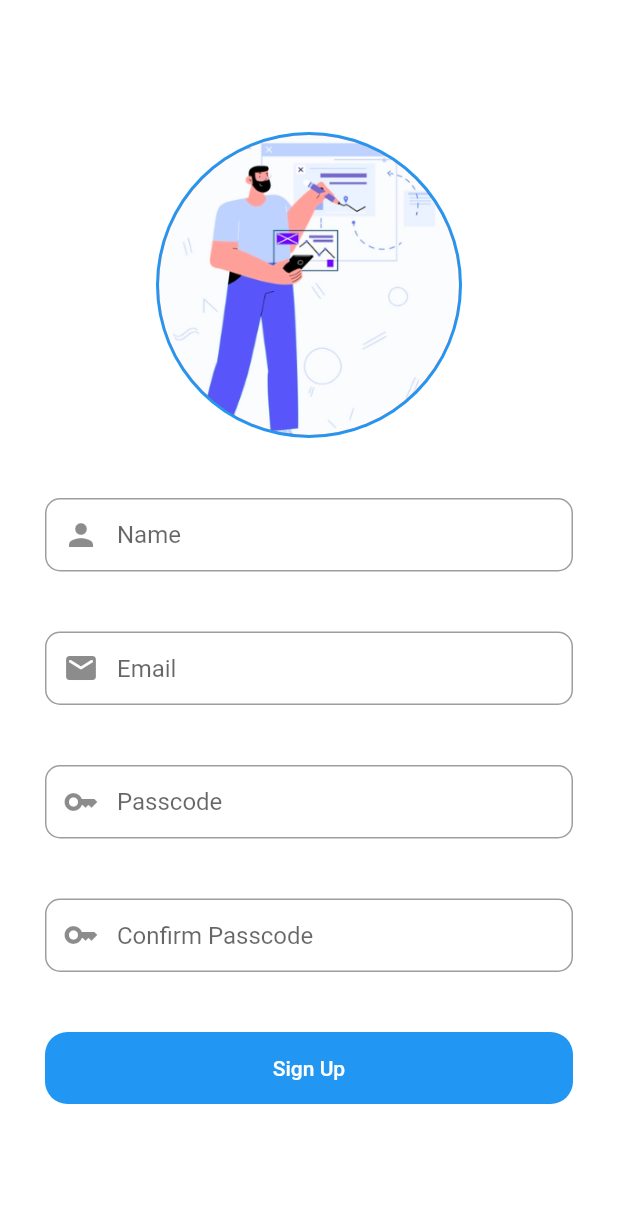
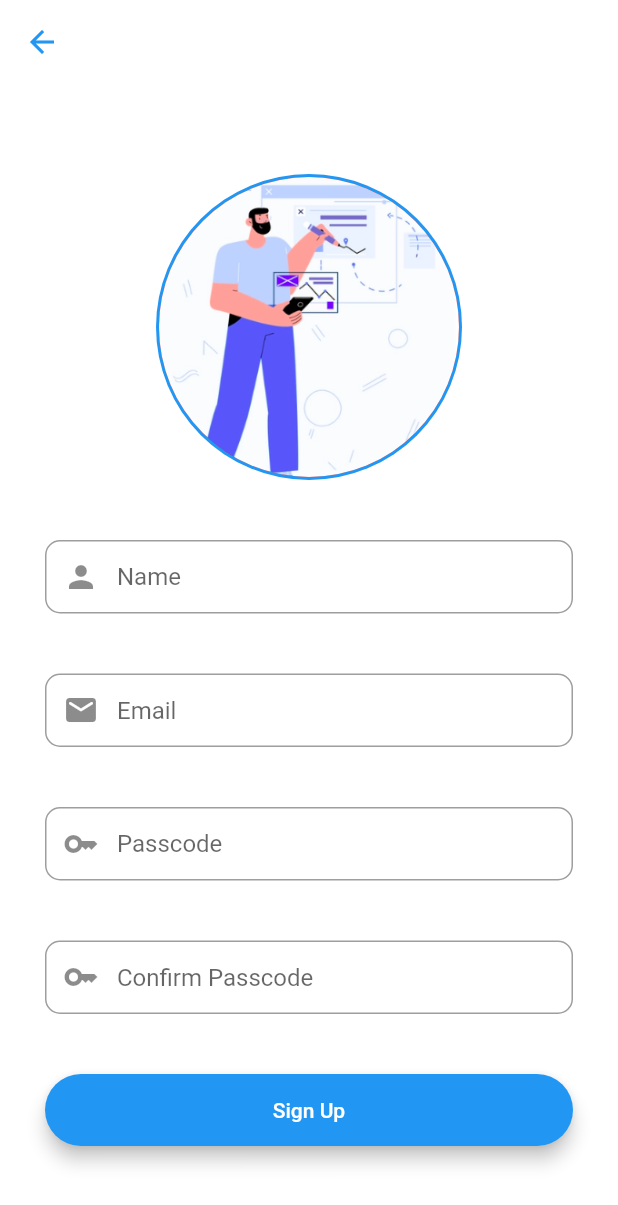
Before and after one commit to ArjunMalhotra07/Camera, a Flutter app: the screen it shows after launch, after a tap on "Sign Up", on a phone screen of 412 x 824 dp. Shown: the top 1205 px of the screen. Run offline on Flutter 3.47's test engine with Material 2 defaults, Android fonts, the phone set to English and light mode, and no system bars; our stand-ins replace firebase_auth, firebase_core, fluttertoast; accounts and stored records are empty.

Commit message:
Completed UI

```diff
--- a/lib/main.dart
+++ b/lib/main.dart
@@ -1,12 +1,15 @@
+import 'package:firebase_core/firebase_core.dart';
 import 'package:flutter/material.dart';
 import 'package:scan_app/pages/home.dart';
 import 'package:scan_app/pages/routes.dart';
 import 'package:scan_app/pages/loginPage.dart';
 import 'package:scan_app/pages/signUp.dart';
 
-void main() => runApp(MaterialApp(
-      home: MyApp(),
-    ));
+Future<void> main() async {
+  WidgetsFlutterBinding.ensureInitialized();
+  await Firebase.initializeApp();
+  runApp(MyApp());
+}
 
 class MyApp extends StatelessWidget {
   @override
--- a/lib/pages/loginPage.dart
+++ b/lib/pages/loginPage.dart
@@ -1,4 +1,6 @@
+import 'package:firebase_auth/firebase_auth.dart';
 import 'package:flutter/material.dart';
+import 'package:fluttertoast/fluttertoast.dart';
 import 'package:scan_app/pages/home.dart';
 import 'package:scan_app/pages/signUp.dart';
 
@@ -10,14 +12,17 @@ class LoginPage extends StatefulWidget {
 }
 
 class _LoginPageState extends State<LoginPage> {
+  // bool _validator = false;
   final _formKey = GlobalKey<FormState>();
-  final TextEditingController emailController = new TextEditingController();
-  final TextEditingController passwordController = new TextEditingController();
+  final TextEditingController emailController = TextEditingController();
+  final TextEditingController passwordController = TextEditingController();
+  final _auth = FirebaseAuth.instance;
+
   @override
   Widget build(BuildContext context) {
     final logo = CircleAvatar(
-      radius: 102,
-      backgroundColor: Colors.red,
+      radius: 105,
+      backgroundColor: Colors.green,
       child: CircleAvatar(
         backgroundImage: AssetImage('assets/loginImage.png'),
         radius: 100,
@@ -27,23 +32,42 @@ class _LoginPageState extends State<LoginPage> {
         autofocus: false,
         controller: emailController,
         keyboardType: TextInputType.emailAddress,
-      // validator: (){},
+        validator: (value) {
+          if (value!.isEmpty) {
+            return ("Please Enter Your Email");
+          }
+          // reg expression for email validation
+          if (!RegExp("^[a-zA-Z0-9+_.-]+@[a-zA-Z0-9.-]+.[a-z]")
+              .hasMatch(value)) {
+            return ("Please Enter a valid email");
+          }
+          return null;
+        },
         onSaved: (value) {
           emailController.text = value!;
         },
         textInputAction: TextInputAction.next,
         decoration: InputDecoration(
-        prefixIcon: Icon(Icons.email_rounded),
+          prefixIcon: Icon(Icons.mail),
           contentPadding: EdgeInsets.fromLTRB(20, 15, 20, 15),
           hintText: "Email",
-        border: OutlineInputBorder(borderRadius: BorderRadius.circular(10)),
+          border: OutlineInputBorder(
+            borderRadius: BorderRadius.circular(10),
           ),
-    );
+        ));
     final passwordField = TextFormField(
       autofocus: false,
       controller: passwordController,
       obscureText: true,
-      // validator: (){},
+      validator: (value) {
+        RegExp regex = RegExp(r'^.{6,}$');
+        if (value!.isEmpty) {
+          return ("Please enter a password");
+        }
+        if (!regex.hasMatch(value)) {
+          return ("Minimum of six characters Required");
+        }
+      },
       onSaved: (value) {
         passwordController.text = value!;
       },
@@ -56,23 +80,21 @@ class _LoginPageState extends State<LoginPage> {
       ),
     );
     final signIn = Material(
-      borderRadius: BorderRadius.circular(15),
-      color: Colors.red,
+      elevation: 5,
+      borderRadius: BorderRadius.circular(30),
+      color: Colors.green,
       child: MaterialButton(
-        padding: EdgeInsets.fromLTRB(20, 15, 20, 15),
+          padding: const EdgeInsets.fromLTRB(20, 15, 20, 15),
           minWidth: MediaQuery.of(context).size.width,
           onPressed: () {
-          Navigator.push(
-            context,
-            MaterialPageRoute(builder: (context) => const HomePage()),
-          );
+            logIn(emailController.text, passwordController.text);
           },
-        child: Text(
-          'Sign In',
+          child: const Text(
+            "Login",
             textAlign: TextAlign.center,
-          style: TextStyle(color: Colors.white),
-        ),
-      ),
+            style: TextStyle(
+                fontSize: 18, color: Colors.white, fontWeight: FontWeight.bold),
+          )),
     );
     final textOption = Text(
       'Dont have an account?',
@@ -82,7 +104,7 @@ class _LoginPageState extends State<LoginPage> {
     final signUp = Material(
       color: Colors.white,
       child: MaterialButton(
-        padding: const EdgeInsets.fromLTRB(20, 15, 20, 15),
+        padding: const EdgeInsets.fromLTRB(0, 15, 20, 15),
         onPressed: () {
           Navigator.push(
             context,
@@ -92,7 +114,7 @@ class _LoginPageState extends State<LoginPage> {
         child: Text(
           'Sign Up',
           textAlign: TextAlign.center,
-          style: TextStyle(color: Colors.black),
+          style: TextStyle(color: Colors.green),
         ),
       ),
     );
@@ -117,9 +139,15 @@ class _LoginPageState extends State<LoginPage> {
                     passwordField,
                     const SizedBox(height: 40),
                     signIn,
-                    const SizedBox(height: 40),
+                    const SizedBox(height: 20),
+                    Row(
+                      mainAxisAlignment: MainAxisAlignment.center,
+                      crossAxisAlignment: CrossAxisAlignment.center,
+                      children: [
                         textOption,
                         signUp,
+                      ],
+                    ),
                   ],
                 ),
               ),
@@ -129,4 +157,22 @@ class _LoginPageState extends State<LoginPage> {
       ),
     );
   }
+
+  //login function
+  void logIn(String email, String password) async {
+    if (_formKey.currentState!.validate()) {
+      await _auth
+          .signInWithEmailAndPassword(email: email, password: password)
+          .then((uid) => {
+                Fluttertoast.showToast(msg: "Login Successful"),
+                Navigator.push(
+                  context,
+                  MaterialPageRoute(builder: (context) => const HomePage()),
+                ),
+              })
+          .catchError((e) {
+        Fluttertoast.showToast(msg: e.message);
+      });
     }
+  }
+}
--- a/lib/pages/signUp.dart
+++ b/lib/pages/signUp.dart
@@ -1,5 +1,6 @@
 import 'package:flutter/material.dart';
 import 'package:scan_app/pages/home.dart';
+import 'package:scan_app/pages/loginPage.dart';
 
 class SignUpPage extends StatefulWidget {
   const SignUpPage({Key? key}) : super(key: key);
@@ -16,6 +17,8 @@ class _SignUpPageState extends State<SignUpPage> {
 
   @override
   Widget build(BuildContext context) {
+    final _formKey = GlobalKey<FormState>();
+    // Editing Controllers
     final signUpLogo = CircleAvatar(
       radius: 102,
       backgroundColor: Colors.blue,
@@ -64,7 +67,7 @@ class _SignUpPageState extends State<SignUpPage> {
       onSaved: (value) {
         passwordController.text = value!;
       },
-      textInputAction: TextInputAction.done,
+      textInputAction: TextInputAction.next,
       decoration: InputDecoration(
         prefixIcon: Icon(Icons.key),
         contentPadding: EdgeInsets.fromLTRB(20, 15, 20, 15),
@@ -89,7 +92,8 @@ class _SignUpPageState extends State<SignUpPage> {
       ),
     );
     final signUp = Material(
-      borderRadius: BorderRadius.circular(15),
+      elevation: 5,
+      borderRadius: BorderRadius.circular(30),
       color: Colors.blue,
       child: MaterialButton(
         padding: EdgeInsets.fromLTRB(20, 15, 20, 15),
@@ -109,6 +113,22 @@ class _SignUpPageState extends State<SignUpPage> {
     );
 
     return Scaffold(
+      appBar: AppBar(
+        elevation: 0,
+        backgroundColor: Colors.white,
+        leading: IconButton(
+          icon: Icon(
+            Icons.arrow_back,
+            color: Colors.blue,
+          ),
+          onPressed: () {
+            Navigator.push(
+              context,
+              MaterialPageRoute(builder: (context) => const LoginPage()),
+            );
+          },
+        ),
+      ),
       backgroundColor: Colors.white,
       body: Center(
         child: SingleChildScrollView(
```
Also changed, not shown: pubspec.yaml (+9 -19 lines), flutter_01.png (added), pubspec.lock, 3 other files. Lines whose indentation alone changed are shown as unchanged.
